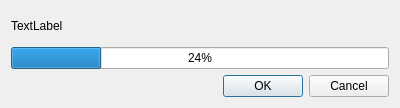
First picture: the form in applications/kiptool/src/loadimagedialog.ui, repository neutronimaging/KipTool, before the edit.
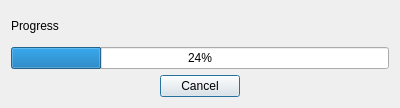
Second picture: the form after the edit.

Commit message: Fixed progress dialog crashes. Reason: threads tried to manipulate the GUI... again.

Patch:
```diff
--- a/applications/kiptool/src/loadimagedialog.ui
+++ b/applications/kiptool/src/loadimagedialog.ui
@@ -19,7 +19,7 @@
      <item>
       <widget class="QLabel" name="label_message">
        <property name="text">
-        <string>TextLabel</string>
+        <string>Progress</string>
        </property>
       </widget>
      </item>
@@ -38,7 +38,10 @@
       <enum>Qt::Horizontal</enum>
      </property>
      <property name="standardButtons">
-      <set>QDialogButtonBox::Cancel|QDialogButtonBox::Ok</set>
+      <set>QDialogButtonBox::Cancel</set>
+     </property>
+     <property name="centerButtons">
+      <bool>true</bool>
      </property>
     </widget>
    </item>
```
The commit also changes 7 other files.
